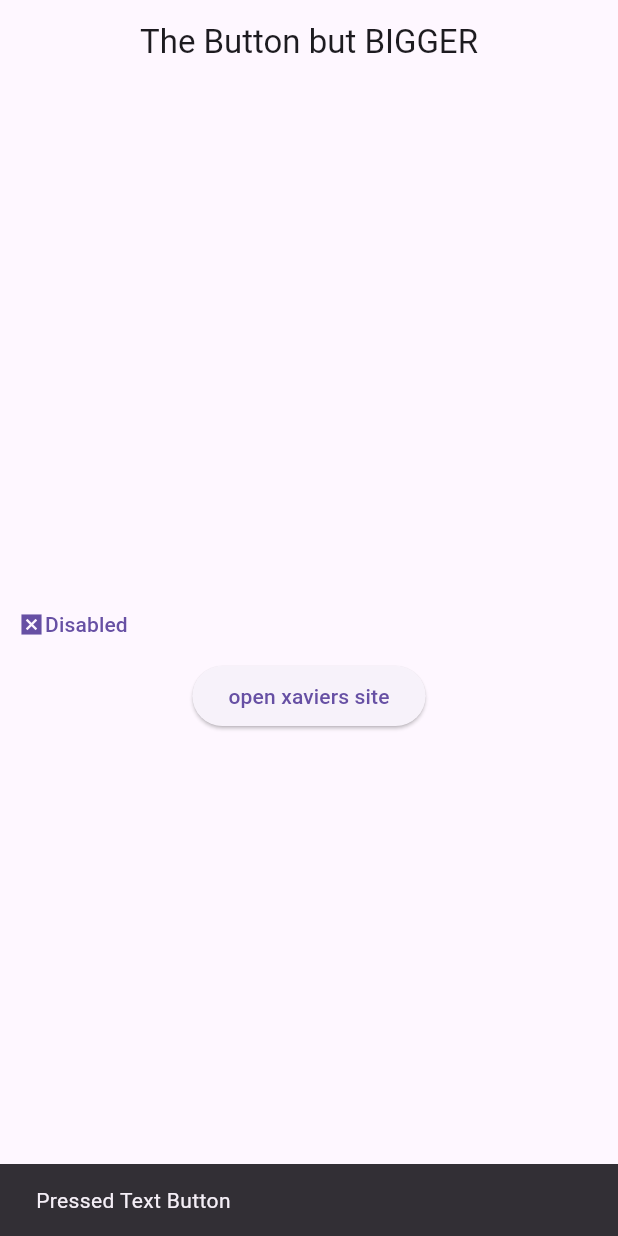
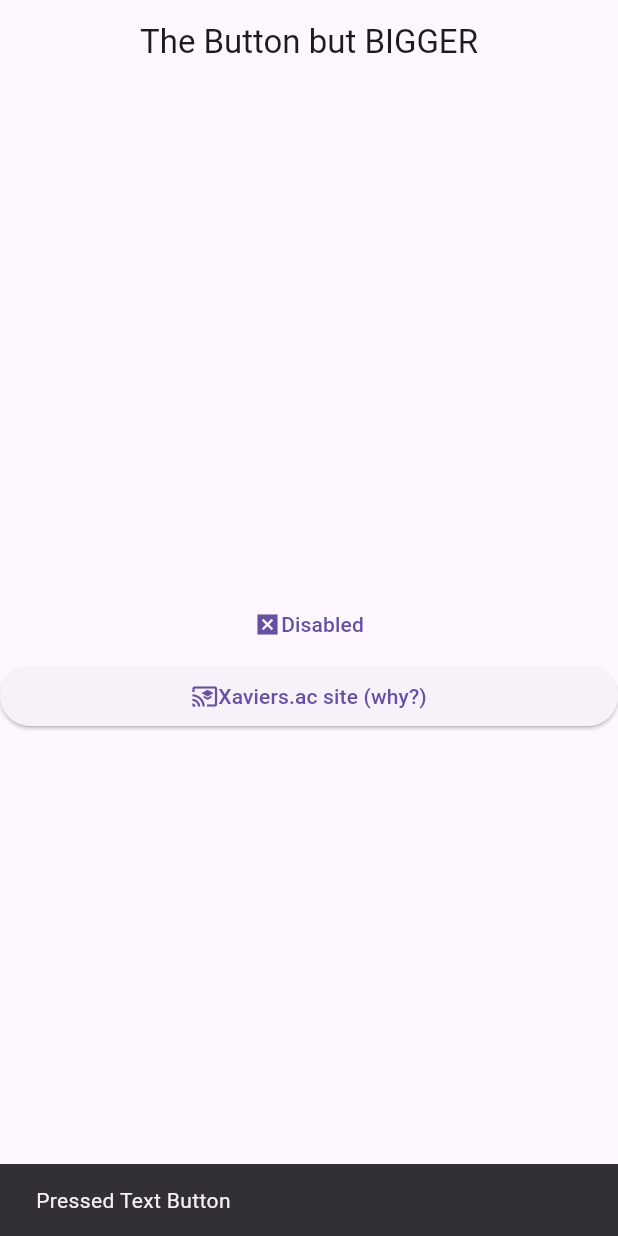
Before and after one commit to josssss07/flutter-pracs, a Flutter app: the screen it shows after launch, after a tap on "Disabled", on a phone screen of 412 x 824 dp. Run offline on Flutter 3.47's test engine with Material 3 defaults, Android fonts, the phone set to English and light mode, and no system bars.

Commit message:
Modified prac 4

```diff
--- a/prac4/lib/main.dart
+++ b/prac4/lib/main.dart
@@ -10,7 +10,7 @@
   @override
   Widget build(BuildContext context) {
     return MaterialApp(
-      home: HomePage(),
+      home: const HomePage(),
       theme: ThemeData(
         primarySwatch: Colors.cyan
       ),
--- a/prac4/lib/pages/homepage.dart
+++ b/prac4/lib/pages/homepage.dart
@@ -1,24 +1,23 @@
 // ignore_for_file: prefer_const_constructors, prefer_const_literals_to_create_immutables, prefer_interpolation_to_compose_strings
 
 import 'package:flutter/material.dart';
-import 'package:url_launcher/url_launcher.dart';
 import 'package:url_launcher/url_launcher_string.dart';
 
 class HomePage extends StatelessWidget {
-  HomePage({super.key});
+  const HomePage({super.key});
 
-  void launchBrowser() async {
+  void launchBrowser(BuildContext context) async {
     const url = 'https://xaviers.ac/';
     if (await canLaunchUrlString(url)) {
       await launchUrlString(url);
     } else {
-      print('Kill yourself UwU');
+      // print('failure');
+      showSnackBar(context, 'Failure');
     }
   }
 
   void showSnackBar(BuildContext context, String text) {
-    ScaffoldMessenger.of(context)
-        .showSnackBar(SnackBar(content: Text('Pressed $text')));
+    ScaffoldMessenger.of(context).showSnackBar(SnackBar(content: Text(text)));
   }
 
   @override
@@ -31,12 +30,15 @@ class HomePage extends StatelessWidget {
       body: Center(
         child: Column(
           mainAxisAlignment: MainAxisAlignment.center,
+          crossAxisAlignment: CrossAxisAlignment.center,
           children: <Widget>[
             TextButton(
               onPressed: () {
-                showSnackBar(context, "Text Button");
+                showSnackBar(context, "Pressed Text Button");
               },
               child: Row(
+                mainAxisAlignment: MainAxisAlignment.center,
+                crossAxisAlignment: CrossAxisAlignment.center,
                 children: <Widget>[
                   Icon(Icons.disabled_by_default),
                   Text('Disabled')
@@ -44,10 +46,18 @@ class HomePage extends StatelessWidget {
               ),
             ),
             ElevatedButton(
-                onPressed: () {
-                  launchBrowser();
-                },
-                child: Text("open xaviers site"))
+              onPressed: () {
+                launchBrowser(context);
+              },
+              child: Row(
+                mainAxisAlignment: MainAxisAlignment.center,
+                crossAxisAlignment: CrossAxisAlignment.center,
+                children: <Widget>[
+                  Icon(Icons.cast_for_education),
+                  Text('Xaviers.ac site (why?)')
+                ],
+              ),
+            )
           ],
         ),
       ),
```
Also changed, not shown: prac3/assets/home.jpg (added), prac3/assets/page.jpeg (added).
